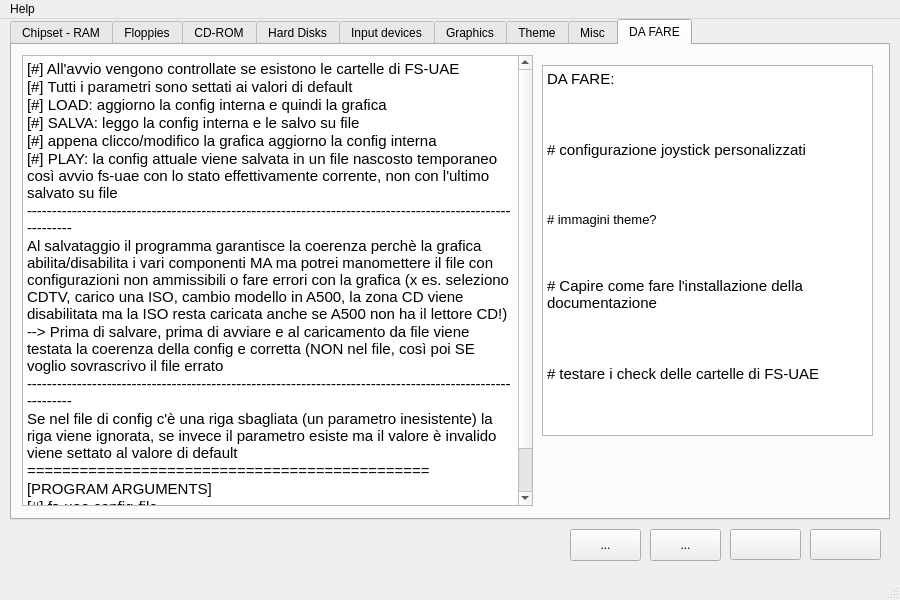
First picture: the form in amiga.ui, repository PSRAmiga/fs-uae, before the edit.
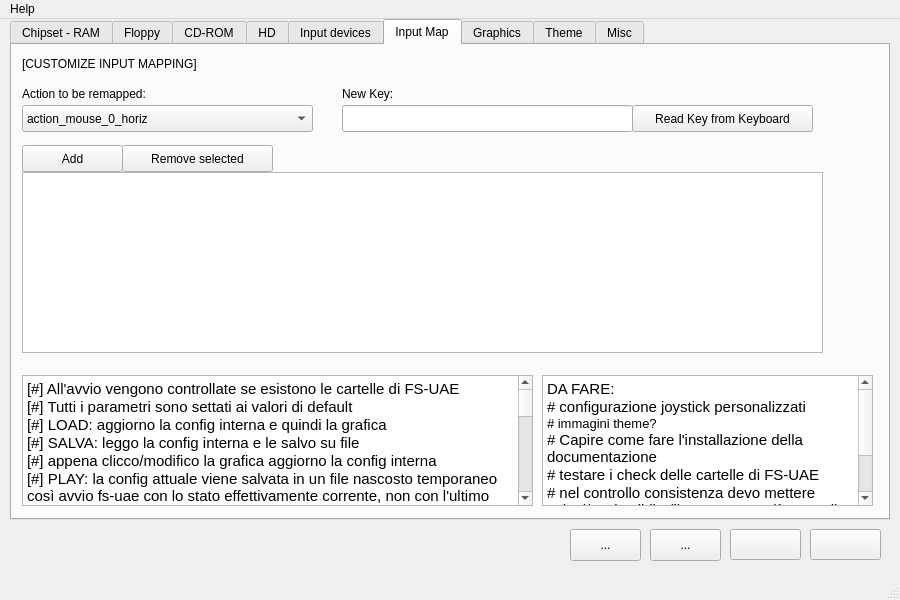
Second picture: the form after the edit. The open tabs and pages were chosen to show the change. Icons and pictures are not drawn.

Commit message: Aggiunta lista read key

```diff
--- a/amiga.ui
+++ b/amiga.ui
@@ -790,7 +790,7 @@
        <normaloff>:/Images/Images/linguist-filesave.png</normaloff>:/Images/Images/linguist-filesave.png</iconset>
      </attribute>
      <attribute name="title">
-      <string>Floppies</string>
+      <string>Floppy</string>
      </attribute>
      <widget class="QWidget" name="verticalLayoutWidget_3">
       <property name="geometry">
@@ -1365,7 +1365,7 @@
        <normaloff>:/Images/Images/drive-harddisk.png</normaloff>:/Images/Images/drive-harddisk.png</iconset>
      </attribute>
      <attribute name="title">
-      <string>Hard Disks</string>
+      <string>HD</string>
      </attribute>
      <widget class="QWidget" name="verticalLayoutWidget_9">
       <property name="geometry">
@@ -3585,6 +3585,225 @@
       </property>
      </widget>
     </widget>
+    <widget class="QWidget" name="ramMenu">
+     <attribute name="icon">
+      <iconset resource="ICO.qrc">
+       <normaloff>:/Images/Images/keyboard_key.png</normaloff>:/Images/Images/keyboard_key.png</iconset>
+     </attribute>
+     <attribute name="title">
+      <string>Input Map</string>
+     </attribute>
+     <widget class="QTextEdit" name="textEdit">
+      <property name="geometry">
+       <rect>
+        <x>10</x>
+        <y>330</y>
+        <width>511</width>
+        <height>131</height>
+       </rect>
+      </property>
+      <property name="html">
+       <string>&lt;!DOCTYPE HTML PUBLIC &quot;-//W3C//DTD HTML 4.0//EN&quot; &quot;http://www.w3.org/TR/REC-html40/strict.dtd&quot;&gt;
+&lt;html&gt;&lt;head&gt;&lt;meta name=&quot;qrichtext&quot; content=&quot;1&quot; /&gt;&lt;style type=&quot;text/css&quot;&gt;
+p, li { white-space: pre-wrap; }
+&lt;/style&gt;&lt;/head&gt;&lt;body style=&quot; font-family:'Ubuntu'; font-size:11pt; font-weight:400; font-style:normal;&quot;&gt;
+&lt;p style=&quot; margin-top:0px; margin-bottom:0px; margin-left:0px; margin-right:0px; -qt-block-indent:0; text-indent:0px;&quot;&gt;[#] All'avvio vengono controllate se esistono le cartelle di FS-UAE&lt;/p&gt;
+&lt;p style=&quot; margin-top:0px; margin-bottom:0px; margin-left:0px; margin-right:0px; -qt-block-indent:0; text-indent:0px;&quot;&gt;[#] Tutti i parametri sono settati ai valori di default&lt;/p&gt;
+&lt;p style=&quot; margin-top:0px; margin-bottom:0px; margin-left:0px; margin-right:0px; -qt-block-indent:0; text-indent:0px;&quot;&gt;[#] LOAD: aggiorno la config interna e quindi la grafica&lt;/p&gt;
+&lt;p style=&quot; margin-top:0px; margin-bottom:0px; margin-left:0px; margin-right:0px; -qt-block-indent:0; text-indent:0px;&quot;&gt;[#] SALVA: leggo la config interna e le salvo su file&lt;/p&gt;
+&lt;p style=&quot; margin-top:0px; margin-bottom:0px; margin-left:0px; margin-right:0px; -qt-block-indent:0; text-indent:0px;&quot;&gt;[#] appena clicco/modifico la grafica aggiorno la config interna&lt;/p&gt;
+&lt;p style=&quot; margin-top:0px; margin-bottom:0px; margin-left:0px; margin-right:0px; -qt-block-indent:0; text-indent:0px;&quot;&gt;[#] PLAY: la config attuale viene salvata in un file nascosto temporaneo così avvio fs-uae con lo stato effettivamente corrente, non con l'ultimo salvato su file&lt;/p&gt;
+&lt;p style=&quot; margin-top:0px; margin-bottom:0px; margin-left:0px; margin-right:0px; -qt-block-indent:0; text-indent:0px;&quot;&gt;----------------------------------------------------------------------------------------------------------&lt;/p&gt;
+&lt;p style=&quot; margin-top:0px; margin-bottom:0px; margin-left:0px; margin-right:0px; -qt-block-indent:0; text-indent:0px;&quot;&gt;Al salvataggio il programma garantisce la coerenza perchè la grafica abilita/disabilita i vari componenti MA ma potrei manomettere il file con configurazioni non ammissibili o fare errori con la grafica (x es. seleziono CDTV, carico una ISO, cambio modello in A500, la zona CD viene disabilitata ma la ISO resta caricata anche se A500 non ha il lettore CD!)&lt;/p&gt;
+&lt;p style=&quot; margin-top:0px; margin-bottom:0px; margin-left:0px; margin-right:0px; -qt-block-indent:0; text-indent:0px;&quot;&gt;--&amp;gt; Prima di salvare, prima di avviare e al caricamento da file viene testata la coerenza della config e corretta (NON nel file, così poi SE voglio sovrascrivo il file errato&lt;/p&gt;
+&lt;p style=&quot; margin-top:0px; margin-bottom:0px; margin-left:0px; margin-right:0px; -qt-block-indent:0; text-indent:0px;&quot;&gt;----------------------------------------------------------------------------------------------------------&lt;/p&gt;
+&lt;p style=&quot; margin-top:0px; margin-bottom:0px; margin-left:0px; margin-right:0px; -qt-block-indent:0; text-indent:0px;&quot;&gt;Se nel file di config c'è una riga sbagliata (un parametro inesistente) la riga viene ignorata, se invece il parametro esiste ma il valore è invalido viene settato al valore di default&lt;/p&gt;
+&lt;p style=&quot; margin-top:0px; margin-bottom:0px; margin-left:0px; margin-right:0px; -qt-block-indent:0; text-indent:0px;&quot;&gt;==============================================&lt;/p&gt;
+&lt;p style=&quot; margin-top:0px; margin-bottom:0px; margin-left:0px; margin-right:0px; -qt-block-indent:0; text-indent:0px;&quot;&gt;[PROGRAM ARGUMENTS]&lt;/p&gt;
+&lt;p style=&quot; margin-top:0px; margin-bottom:0px; margin-left:0px; margin-right:0px; -qt-block-indent:0; text-indent:0px;&quot;&gt;[#] fs-uae config-file&lt;/p&gt;
+&lt;p style=&quot; margin-top:0px; margin-bottom:0px; margin-left:0px; margin-right:0px; -qt-block-indent:0; text-indent:0px;&quot;&gt;[#] You can also specify any configuration option with --key=value&lt;/p&gt;
+&lt;p style=&quot; margin-top:0px; margin-bottom:0px; margin-left:0px; margin-right:0px; -qt-block-indent:0; text-indent:0px;&quot;&gt;(e.g: fs-uae --floppy-drive-0=/path/to/adf)&lt;/p&gt;&lt;/body&gt;&lt;/html&gt;</string>
+      </property>
+     </widget>
+     <widget class="QTextEdit" name="textEdit_5">
+      <property name="geometry">
+       <rect>
+        <x>530</x>
+        <y>330</y>
+        <width>331</width>
+        <height>131</height>
+       </rect>
+      </property>
+      <property name="html">
+       <string>&lt;!DOCTYPE HTML PUBLIC &quot;-//W3C//DTD HTML 4.0//EN&quot; &quot;http://www.w3.org/TR/REC-html40/strict.dtd&quot;&gt;
+&lt;html&gt;&lt;head&gt;&lt;meta name=&quot;qrichtext&quot; content=&quot;1&quot; /&gt;&lt;style type=&quot;text/css&quot;&gt;
+p, li { white-space: pre-wrap; }
+&lt;/style&gt;&lt;/head&gt;&lt;body style=&quot; font-family:'Ubuntu'; font-size:11pt; font-weight:400; font-style:normal;&quot;&gt;
+&lt;p style=&quot; margin-top:0px; margin-bottom:0px; margin-left:0px; margin-right:0px; -qt-block-indent:0; text-indent:0px;&quot;&gt;DA FARE:&lt;/p&gt;
+&lt;p style=&quot; margin-top:0px; margin-bottom:0px; margin-left:0px; margin-right:0px; -qt-block-indent:0; text-indent:0px;&quot;&gt;# configurazione joystick personalizzati&lt;/p&gt;
+&lt;p style=&quot; margin-top:0px; margin-bottom:0px; margin-left:0px; margin-right:0px; -qt-block-indent:0; text-indent:0px;&quot;&gt;&lt;span style=&quot; font-family:'DejaVu Sans'; font-size:10pt;&quot;&gt;# immagini theme?&lt;/span&gt;&lt;/p&gt;
+&lt;p style=&quot; margin-top:0px; margin-bottom:0px; margin-left:0px; margin-right:0px; -qt-block-indent:0; text-indent:0px;&quot;&gt;# Capire come fare l'installazione della documentazione&lt;/p&gt;
+&lt;p style=&quot; margin-top:0px; margin-bottom:0px; margin-left:0px; margin-right:0px; -qt-block-indent:0; text-indent:0px;&quot;&gt;# testare i check delle cartelle di FS-UAE&lt;/p&gt;
+&lt;p style=&quot; margin-top:0px; margin-bottom:0px; margin-left:0px; margin-right:0px; -qt-block-indent:0; text-indent:0px;&quot;&gt;# nel controllo consistenza devo mettere azioni/tasti validi? (il programma già controlla l'associazione 1:1)&lt;/p&gt;
+&lt;p style=&quot; margin-top:0px; margin-bottom:0px; margin-left:0px; margin-right:0px; -qt-block-indent:0; text-indent:0px;&quot;&gt;#BUG: nel controllo consistenza devo mettere l'estensioni sui file?&lt;/p&gt;&lt;/body&gt;&lt;/html&gt;</string>
+      </property>
+     </widget>
+     <widget class="QPushButton" name="readKeyPushButton">
+      <property name="geometry">
+       <rect>
+        <x>620</x>
+        <y>60</y>
+        <width>181</width>
+        <height>27</height>
+       </rect>
+      </property>
+      <property name="text">
+       <string>Read Key from Keyboard</string>
+      </property>
+     </widget>
+     <widget class="QLabel" name="joystickPort0Label_4">
+      <property name="geometry">
+       <rect>
+        <x>10</x>
+        <y>10</y>
+        <width>201</width>
+        <height>17</height>
+       </rect>
+      </property>
+      <property name="text">
+       <string>[CUSTOMIZE INPUT MAPPING]</string>
+      </property>
+     </widget>
+     <widget class="QPushButton" name="customInputMappingRemovePushButton">
+      <property name="geometry">
+       <rect>
+        <x>110</x>
+        <y>100</y>
+        <width>151</width>
+        <height>27</height>
+       </rect>
+      </property>
+      <property name="toolTip">
+       <string>Remove floppy image(s)</string>
+      </property>
+      <property name="text">
+       <string>Remove selected</string>
+      </property>
+      <property name="icon">
+       <iconset resource="ICO.qrc">
+        <normaloff>:/Images/Images/designer-property-editor-remove-dynamic.png</normaloff>:/Images/Images/designer-property-editor-remove-dynamic.png</iconset>
+      </property>
+     </widget>
+     <widget class="QListWidget" name="customInputMappingListWidget">
+      <property name="geometry">
+       <rect>
+        <x>10</x>
+        <y>127</y>
+        <width>801</width>
+        <height>181</height>
+       </rect>
+      </property>
+      <property name="selectionMode">
+       <enum>QAbstractItemView::MultiSelection</enum>
+      </property>
+     </widget>
+     <widget class="QLabel" name="joystickPort0Label_5">
+      <property name="geometry">
+       <rect>
+        <x>10</x>
+        <y>40</y>
+        <width>221</width>
+        <height>17</height>
+       </rect>
+      </property>
+      <property name="text">
+       <string>Action to be remapped:</string>
+      </property>
+     </widget>
+     <widget class="QComboBox" name="actionsComboBox">
+      <property name="geometry">
+       <rect>
+        <x>10</x>
+        <y>60</y>
+        <width>291</width>
+        <height>27</height>
+       </rect>
+      </property>
+      <item>
+       <property name="text">
+        <string>action_mouse_0_horiz</string>
+       </property>
+      </item>
+      <item>
+       <property name="text">
+        <string>action_key_alt_right</string>
+       </property>
+      </item>
+      <item>
+       <property name="text">
+        <string>action_mouse_0_vert</string>
+       </property>
+      </item>
+     </widget>
+     <widget class="QLineEdit" name="keyboardEventLineEdit">
+      <property name="enabled">
+       <bool>true</bool>
+      </property>
+      <property name="geometry">
+       <rect>
+        <x>330</x>
+        <y>60</y>
+        <width>291</width>
+        <height>27</height>
+       </rect>
+      </property>
+      <property name="readOnly">
+       <bool>true</bool>
+      </property>
+     </widget>
+     <widget class="QPushButton" name="customInputMappingAddPushButton">
+      <property name="geometry">
+       <rect>
+        <x>10</x>
+        <y>100</y>
+        <width>101</width>
+        <height>27</height>
+       </rect>
+      </property>
+      <property name="font">
+       <font>
+        <weight>50</weight>
+        <bold>false</bold>
+       </font>
+      </property>
+      <property name="acceptDrops">
+       <bool>false</bool>
+      </property>
+      <property name="toolTip">
+       <string>Add floppy image(s)</string>
+      </property>
+      <property name="text">
+       <string>Add</string>
+      </property>
+      <property name="icon">
+       <iconset resource="ICO.qrc">
+        <normaloff>:/Images/Images/designer-property-editor-add-dynamic.png</normaloff>:/Images/Images/designer-property-editor-add-dynamic.png</iconset>
+      </property>
+     </widget>
+     <widget class="QLabel" name="joystickPort0Label_6">
+      <property name="geometry">
+       <rect>
+        <x>330</x>
+        <y>40</y>
+        <width>221</width>
+        <height>17</height>
+       </rect>
+      </property>
+      <property name="text">
+       <string>New Key:</string>
+      </property>
+     </widget>
+    </widget>
     <widget class="QWidget" name="graphicsMenu">
      <attribute name="icon">
       <iconset resource="ICO.qrc">
@@ -6328,72 +6547,6 @@
       </property>
      </widget>
     </widget>
-    <widget class="QWidget" name="ramMenu">
-     <attribute name="title">
-      <string>DA FARE</string>
-     </attribute>
-     <widget class="QTextEdit" name="textEdit">
-      <property name="geometry">
-       <rect>
-        <x>10</x>
-        <y>10</y>
-        <width>511</width>
-        <height>451</height>
-       </rect>
-      </property>
-      <property name="html">
-       <string>&lt;!DOCTYPE HTML PUBLIC &quot;-//W3C//DTD HTML 4.0//EN&quot; &quot;http://www.w3.org/TR/REC-html40/strict.dtd&quot;&gt;
-&lt;html&gt;&lt;head&gt;&lt;meta name=&quot;qrichtext&quot; content=&quot;1&quot; /&gt;&lt;style type=&quot;text/css&quot;&gt;
-p, li { white-space: pre-wrap; }
-&lt;/style&gt;&lt;/head&gt;&lt;body style=&quot; font-family:'Ubuntu'; font-size:11pt; font-weight:400; font-style:normal;&quot;&gt;
-&lt;p style=&quot; margin-top:0px; margin-bottom:0px; margin-left:0px; margin-right:0px; -qt-block-indent:0; text-indent:0px;&quot;&gt;[#] All'avvio vengono controllate se esistono le cartelle di FS-UAE&lt;/p&gt;
-&lt;p style=&quot; margin-top:0px; margin-bottom:0px; margin-left:0px; margin-right:0px; -qt-block-indent:0; text-indent:0px;&quot;&gt;[#] Tutti i parametri sono settati ai valori di default&lt;/p&gt;
-&lt;p style=&quot; margin-top:0px; margin-bottom:0px; margin-left:0px; margin-right:0px; -qt-block-indent:0; text-indent:0px;&quot;&gt;[#] LOAD: aggiorno la config interna e quindi la grafica&lt;/p&gt;
-&lt;p style=&quot; margin-top:0px; margin-bottom:0px; margin-left:0px; margin-right:0px; -qt-block-indent:0; text-indent:0px;&quot;&gt;[#] SALVA: leggo la config interna e le salvo su file&lt;/p&gt;
-&lt;p style=&quot; margin-top:0px; margin-bottom:0px; margin-left:0px; margin-right:0px; -qt-block-indent:0; text-indent:0px;&quot;&gt;[#] appena clicco/modifico la grafica aggiorno la config interna&lt;/p&gt;
-&lt;p style=&quot; margin-top:0px; margin-bottom:0px; margin-left:0px; margin-right:0px; -qt-block-indent:0; text-indent:0px;&quot;&gt;[#] PLAY: la config attuale viene salvata in un file nascosto temporaneo così avvio fs-uae con lo stato effettivamente corrente, non con l'ultimo salvato su file&lt;/p&gt;
-&lt;p style=&quot; margin-top:0px; margin-bottom:0px; margin-left:0px; margin-right:0px; -qt-block-indent:0; text-indent:0px;&quot;&gt;----------------------------------------------------------------------------------------------------------&lt;/p&gt;
-&lt;p style=&quot; margin-top:0px; margin-bottom:0px; margin-left:0px; margin-right:0px; -qt-block-indent:0; text-indent:0px;&quot;&gt;Al salvataggio il programma garantisce la coerenza perchè la grafica abilita/disabilita i vari componenti MA ma potrei manomettere il file con configurazioni non ammissibili o fare errori con la grafica (x es. seleziono CDTV, carico una ISO, cambio modello in A500, la zona CD viene disabilitata ma la ISO resta caricata anche se A500 non ha il lettore CD!)&lt;/p&gt;
-&lt;p style=&quot; margin-top:0px; margin-bottom:0px; margin-left:0px; margin-right:0px; -qt-block-indent:0; text-indent:0px;&quot;&gt;--&amp;gt; Prima di salvare, prima di avviare e al caricamento da file viene testata la coerenza della config e corretta (NON nel file, così poi SE voglio sovrascrivo il file errato&lt;/p&gt;
-&lt;p style=&quot; margin-top:0px; margin-bottom:0px; margin-left:0px; margin-right:0px; -qt-block-indent:0; text-indent:0px;&quot;&gt;----------------------------------------------------------------------------------------------------------&lt;/p&gt;
-&lt;p style=&quot; margin-top:0px; margin-bottom:0px; margin-left:0px; margin-right:0px; -qt-block-indent:0; text-indent:0px;&quot;&gt;Se nel file di config c'è una riga sbagliata (un parametro inesistente) la riga viene ignorata, se invece il parametro esiste ma il valore è invalido viene settato al valore di default&lt;/p&gt;
-&lt;p style=&quot; margin-top:0px; margin-bottom:0px; margin-left:0px; margin-right:0px; -qt-block-indent:0; text-indent:0px;&quot;&gt;==============================================&lt;/p&gt;
-&lt;p style=&quot; margin-top:0px; margin-bottom:0px; margin-left:0px; margin-right:0px; -qt-block-indent:0; text-indent:0px;&quot;&gt;[PROGRAM ARGUMENTS]&lt;/p&gt;
-&lt;p style=&quot; margin-top:0px; margin-bottom:0px; margin-left:0px; margin-right:0px; -qt-block-indent:0; text-indent:0px;&quot;&gt;[#] fs-uae config-file&lt;/p&gt;
-&lt;p style=&quot; margin-top:0px; margin-bottom:0px; margin-left:0px; margin-right:0px; -qt-block-indent:0; text-indent:0px;&quot;&gt;[#] You can also specify any configuration option with --key=value&lt;/p&gt;
-&lt;p style=&quot; margin-top:0px; margin-bottom:0px; margin-left:0px; margin-right:0px; -qt-block-indent:0; text-indent:0px;&quot;&gt;(e.g: fs-uae --floppy-drive-0=/path/to/adf)&lt;/p&gt;&lt;/body&gt;&lt;/html&gt;</string>
-      </property>
-     </widget>
-     <widget class="QTextEdit" name="textEdit_5">
-      <property name="geometry">
-       <rect>
-        <x>530</x>
-        <y>20</y>
-        <width>331</width>
-        <height>371</height>
-       </rect>
-      </property>
-      <property name="html">
-       <string>&lt;!DOCTYPE HTML PUBLIC &quot;-//W3C//DTD HTML 4.0//EN&quot; &quot;http://www.w3.org/TR/REC-html40/strict.dtd&quot;&gt;
-&lt;html&gt;&lt;head&gt;&lt;meta name=&quot;qrichtext&quot; content=&quot;1&quot; /&gt;&lt;style type=&quot;text/css&quot;&gt;
-p, li { white-space: pre-wrap; }
-&lt;/style&gt;&lt;/head&gt;&lt;body style=&quot; font-family:'Ubuntu'; font-size:11pt; font-weight:400; font-style:normal;&quot;&gt;
-&lt;p style=&quot; margin-top:0px; margin-bottom:0px; margin-left:0px; margin-right:0px; -qt-block-indent:0; text-indent:0px;&quot;&gt;DA FARE:&lt;/p&gt;
-&lt;p style=&quot;-qt-paragraph-type:empty; margin-top:0px; margin-bottom:0px; margin-left:0px; margin-right:0px; -qt-block-indent:0; text-indent:0px;&quot;&gt;&lt;/p&gt;
-&lt;p style=&quot; margin-top:0px; margin-bottom:0px; margin-left:0px; margin-right:0px; -qt-block-indent:0; text-indent:0px;&quot;&gt;&lt;br /&gt;&lt;/p&gt;
-&lt;p style=&quot; margin-top:0px; margin-bottom:0px; margin-left:0px; margin-right:0px; -qt-block-indent:0; text-indent:0px;&quot;&gt;# configurazione joystick personalizzati&lt;/p&gt;
-&lt;p style=&quot;-qt-paragraph-type:empty; margin-top:0px; margin-bottom:0px; margin-left:0px; margin-right:0px; -qt-block-indent:0; text-indent:0px;&quot;&gt;&lt;/p&gt;
-&lt;p style=&quot; margin-top:0px; margin-bottom:0px; margin-left:0px; margin-right:0px; -qt-block-indent:0; text-indent:0px;&quot;&gt;&lt;br /&gt;&lt;/p&gt;
-&lt;p style=&quot; margin-top:0px; margin-bottom:0px; margin-left:0px; margin-right:0px; -qt-block-indent:0; text-indent:0px;&quot;&gt;&lt;span style=&quot; font-family:'DejaVu Sans'; font-size:10pt;&quot;&gt;# immagini theme?&lt;/span&gt;&lt;/p&gt;
-&lt;p style=&quot;-qt-paragraph-type:empty; margin-top:0px; margin-bottom:0px; margin-left:0px; margin-right:0px; -qt-block-indent:0; text-indent:0px; font-family:'DejaVu Sans'; font-size:10pt;&quot;&gt;&lt;/p&gt;
-&lt;p style=&quot; margin-top:0px; margin-bottom:0px; margin-left:0px; margin-right:0px; -qt-block-indent:0; text-indent:0px;&quot;&gt;&lt;span style=&quot; font-family:'DejaVu Sans'; font-size:10pt;&quot;&gt;&lt;br /&gt;&lt;/span&gt;&lt;/p&gt;
-&lt;p style=&quot; margin-top:0px; margin-bottom:0px; margin-left:0px; margin-right:0px; -qt-block-indent:0; text-indent:0px;&quot;&gt;# Capire come fare l'installazione della documentazione&lt;/p&gt;
-&lt;p style=&quot;-qt-paragraph-type:empty; margin-top:0px; margin-bottom:0px; margin-left:0px; margin-right:0px; -qt-block-indent:0; text-indent:0px;&quot;&gt;&lt;/p&gt;
-&lt;p style=&quot; margin-top:0px; margin-bottom:0px; margin-left:0px; margin-right:0px; -qt-block-indent:0; text-indent:0px;&quot;&gt;&lt;br /&gt;&lt;/p&gt;
-&lt;p style=&quot; margin-top:0px; margin-bottom:0px; margin-left:0px; margin-right:0px; -qt-block-indent:0; text-indent:0px;&quot;&gt;# testare i check delle cartelle di FS-UAE&lt;/p&gt;&lt;/body&gt;&lt;/html&gt;</string>
-      </property>
-     </widget>
-    </widget>
    </widget>
    <widget class="QToolButton" name="runConfigButton">
     <property name="geometry">
```
Left out of the diff: 174 changed lines with no effect on the pictures. The commit also changes 9 other files.
